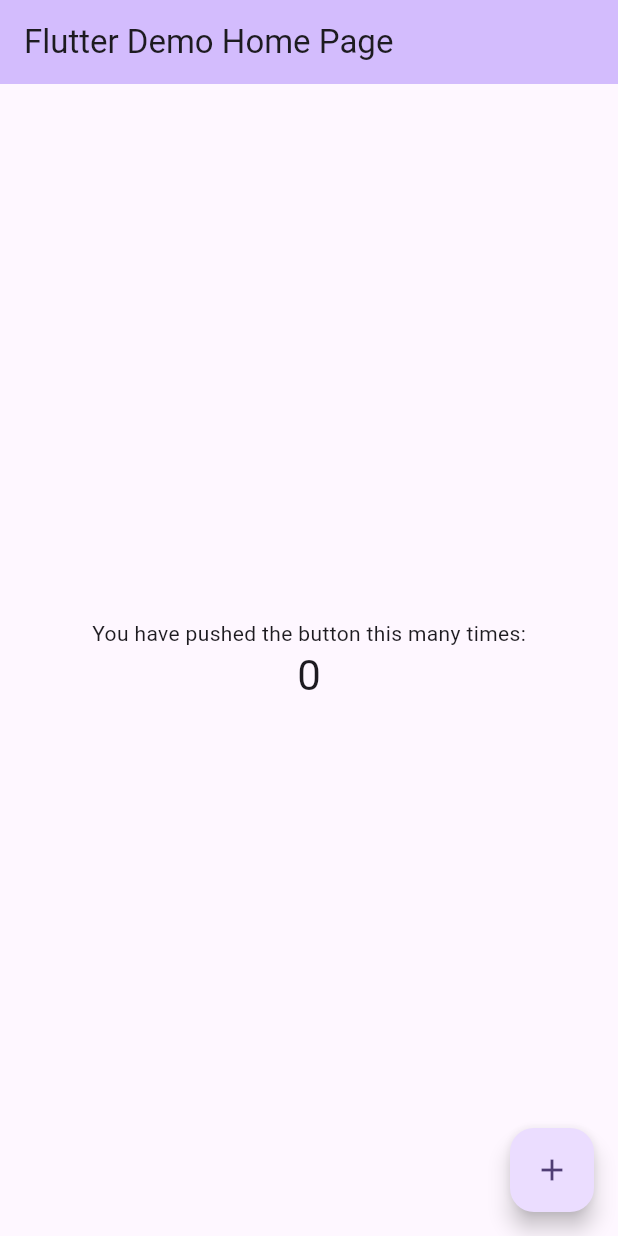
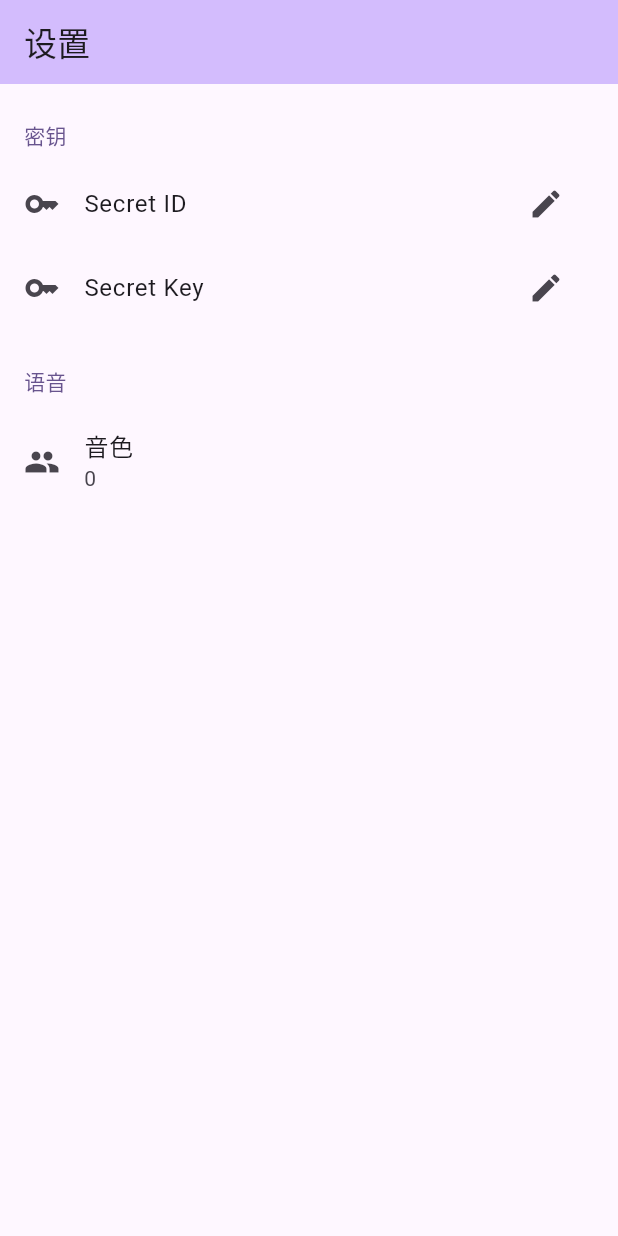
Before and after one commit to lomirus/tencent-cloud-tts-server, a Flutter app: the screen it shows after launch, on a phone screen of 412 x 824 dp. Run offline on Flutter 3.47's test engine with Material 3 defaults, Android fonts, the phone set to English and light mode, and no system bars; our stand-ins replace shared_preferences; missing offline and left inert: prompt_dialog.

Commit message:
feat: basic ui layout

```diff
--- a/lib/main.dart
+++ b/lib/main.dart
@@ -1,51 +1,40 @@
 import 'package:flutter/material.dart';
+import 'package:provider/provider.dart';
+import 'package:tencent_cloud_tts_server/utils/store.dart';
+import 'package:prompt_dialog/prompt_dialog.dart';
 
-void main() {
-  runApp(const MyApp());
+import 'widgets/list_group_title.dart';
+
+void main() async {
+  WidgetsFlutterBinding.ensureInitialized();
+
+  final initialSettings = await SettingsProvider.init();
+
+  runApp(
+    ChangeNotifierProvider(
+      create: (_) => initialSettings,
+      child: const MyApp(),
+    ),
+  );
 }
 
 class MyApp extends StatelessWidget {
   const MyApp({super.key});
 
-  // This widget is the root of your application.
   @override
   Widget build(BuildContext context) {
     return MaterialApp(
-      title: 'Flutter Demo',
+      title: '腾讯云 TTS 服务',
       theme: ThemeData(
-        // This is the theme of your application.
-        //
-        // TRY THIS: Try running your application with "flutter run". You'll see
-        // the application has a purple toolbar. Then, without quitting the app,
-        // try changing the seedColor in the colorScheme below to Colors.green
-        // and then invoke "hot reload" (save your changes or press the "hot
-        // reload" button in a Flutter-supported IDE, or press "r" if you used
-        // the command line to start the app).
-        //
-        // Notice that the counter didn't reset back to zero; the application
-        // state is not lost during the reload. To reset the state, use hot
-        // restart instead.
-        //
-        // This works for code too, not just values: Most code changes can be
-        // tested with just a hot reload.
         colorScheme: ColorScheme.fromSeed(seedColor: Colors.deepPurple),
       ),
-      home: const MyHomePage(title: 'Flutter Demo Home Page'),
+      home: const MyHomePage(title: '设置'),
     );
   }
 }
 
 class MyHomePage extends StatefulWidget {
   const MyHomePage({super.key, required this.title});
-
-  // This widget is the home page of your application. It is stateful, meaning
-  // that it has a State object (defined below) that contains fields that affect
-  // how it looks.
-
-  // This class is the configuration for the state. It holds the values (in this
-  // case the title) provided by the parent (in this case the App widget) and
-  // used by the build method of the State. Fields in a Widget subclass are
-  // always marked "final".
 
   final String title;
 
@@ -54,69 +43,87 @@ class MyHomePage extends StatefulWidget {
 }
 
 class _MyHomePageState extends State<MyHomePage> {
-  int _counter = 0;
-
-  void _incrementCounter() {
-    setState(() {
-      // This call to setState tells the Flutter framework that something has
-      // changed in this State, which causes it to rerun the build method below
-      // so that the display can reflect the updated values. If we changed
-      // _counter without calling setState(), then the build method would not be
-      // called again, and so nothing would appear to happen.
-      _counter++;
-    });
-  }
-
   @override
   Widget build(BuildContext context) {
-    // This method is rerun every time setState is called, for instance as done
-    // by the _incrementCounter method above.
-    //
-    // The Flutter framework has been optimized to make rerunning build methods
-    // fast, so that you can just rebuild anything that needs updating rather
-    // than having to individually change instances of widgets.
     return Scaffold(
       appBar: AppBar(
-        // TRY THIS: Try changing the color here to a specific color (to
-        // Colors.amber, perhaps?) and trigger a hot reload to see the AppBar
-        // change color while the other colors stay the same.
         backgroundColor: Theme.of(context).colorScheme.inversePrimary,
-        // Here we take the value from the MyHomePage object that was created by
-        // the App.build method, and use it to set our appbar title.
         title: Text(widget.title),
       ),
-      body: Center(
-        // Center is a layout widget. It takes a single child and positions it
-        // in the middle of the parent.
-        child: Column(
-          // Column is also a layout widget. It takes a list of children and
-          // arranges them vertically. By default, it sizes itself to fit its
-          // children horizontally, and tries to be as tall as its parent.
-          //
-          // Column has various properties to control how it sizes itself and
-          // how it positions its children. Here we use mainAxisAlignment to
-          // center the children vertically; the main axis here is the vertical
-          // axis because Columns are vertical (the cross axis would be
-          // horizontal).
-          //
-          // TRY THIS: Invoke "debug painting" (choose the "Toggle Debug Paint"
-          // action in the IDE, or press "p" in the console), to see the
-          // wireframe for each widget.
-          mainAxisAlignment: MainAxisAlignment.center,
-          children: <Widget>[
-            const Text('You have pushed the button this many times:'),
-            Text(
-              '$_counter',
-              style: Theme.of(context).textTheme.headlineMedium,
+      body: Consumer<SettingsProvider>(
+        builder: (context, settings, child) => Column(
+          crossAxisAlignment: CrossAxisAlignment.start,
+          children: [
+            const ListGroupTitle("密钥"),
+            ListTile(
+              leading: const Icon(Icons.key),
+              title: const Text("Secret ID"),
+              subtitle: settings.secretId == ""
+                  ? null
+                  : Text(
+                      settings.secretId,
+                      style: TextStyle(
+                        color: Theme.of(context).colorScheme.onSurfaceVariant,
+                      ),
+                    ),
+              trailing: IconButton(
+                onPressed: () async {
+                  final newSecretId = await prompt(
+                    context,
+                    title: Text("新 Secret ID"),
+                    initialValue: settings.secretId,
+                  );
+                  settings.secretId = newSecretId ?? "";
+                },
+                icon: Icon(Icons.edit),
+              ),
+            ),
+            ListTile(
+              leading: const Icon(Icons.key),
+              title: const Text("Secret Key"),
+              subtitle: settings.secretKey == ""
+                  ? null
+                  : Text(
+                      settings.secretKey,
+                      style: TextStyle(
+                        color: Theme.of(context).colorScheme.onSurfaceVariant,
+                      ),
+                    ),
+              trailing: IconButton(
+                onPressed: () async {
+                  final newSecretKey = await prompt(
+                    context,
+                    title: Text("新 Secret Key"),
+                    initialValue: settings.secretKey,
+                  );
+                  settings.secretKey = newSecretKey ?? "";
+                },
+                icon: Icon(Icons.edit),
+              ),
+            ),
+            const ListGroupTitle("语音"),
+            PopupMenuButton(
+              initialValue: settings.voiceType,
+              onSelected: (int id) => settings.voiceType = id,
+              offset: const Offset(1, 0),
+              itemBuilder: (BuildContext context) => <PopupMenuEntry<int>>[
+                const PopupMenuItem(value: 1001, child: Text('1001')),
+                const PopupMenuItem(value: 1004, child: Text('1004')),
+              ],
+              child: ListTile(
+                leading: const Icon(Icons.people),
+                title: const Text("音色"),
+                subtitle: Text(
+                  settings.voiceType.toString(),
+                  style: TextStyle(
+                    color: Theme.of(context).colorScheme.onSurfaceVariant,
+                  ),
+                ),
+              ),
             ),
           ],
         ),
       ),
-      floatingActionButton: FloatingActionButton(
-        onPressed: _incrementCounter,
-        tooltip: 'Increment',
-        child: const Icon(Icons.add),
-      ), // This trailing comma makes auto-formatting nicer for build methods.
     );
   }
 }
--- /dev/null
+++ b/lib/utils/store.dart
@@ -0,0 +1,60 @@
+import 'package:flutter/widgets.dart';
+import 'package:shared_preferences/shared_preferences.dart';
+
+class SettingsProvider extends ChangeNotifier {
+  static const String _keySecretId = 'secretId';
+  static const String _keySecretKey = 'secretKey';
+  static const String _keyVoiceType = 'voiceType';
+
+  String _secretId;
+  String _secretKey;
+  int _voiceType;
+
+  String get secretId => _secretId;
+  String get secretKey => _secretKey;
+  int get voiceType => _voiceType;
+
+  set secretId(String newSecretId) {
+    _secretId = newSecretId;
+    notifyListeners();
+    SharedPreferences.getInstance().then((prefs) {
+      prefs.setString(_keySecretId, newSecretId);
+    });
+  }
+
+  set secretKey(String newSecretKey) {
+    _secretKey = newSecretKey;
+    notifyListeners();
+    SharedPreferences.getInstance().then((prefs) {
+      prefs.setString(_keySecretKey, newSecretKey);
+    });
+  }
+
+  set voiceType(int newVoiceType) {
+    _voiceType = newVoiceType;
+    notifyListeners();
+    SharedPreferences.getInstance().then((prefs) {
+      prefs.setInt(_keyVoiceType, newVoiceType);
+    });
+  }
+
+  SettingsProvider({
+    required String secretId,
+    required String secretKey,
+    required int voiceType,
+  }) : _secretId = secretId,
+       _secretKey = secretKey,
+       _voiceType = voiceType;
+
+  static Future<SettingsProvider> init() async {
+    final prefs = await SharedPreferences.getInstance();
+    final secretId = prefs.getString(_keySecretId) ?? "";
+    final secretKey = prefs.getString(_keySecretKey) ?? "";
+    final voiceType = prefs.getInt(_keyVoiceType) ?? 0;
+    return SettingsProvider(
+      secretId: secretId,
+      secretKey: secretKey,
+      voiceType: voiceType,
+    );
+  }
+}
--- /dev/null
+++ b/lib/widgets/list_group_title.dart
@@ -0,0 +1,24 @@
+import 'package:flutter/material.dart';
+
+class ListGroupTitle extends StatelessWidget {
+  final String title;
+  final Widget? trailing;
+  const ListGroupTitle(this.title, {this.trailing, super.key});
+
+  @override
+  Widget build(BuildContext context) {
+    return Container(
+      padding: const EdgeInsets.fromLTRB(16, 24, 0, 8),
+      child: Row(
+        mainAxisAlignment: MainAxisAlignment.spaceBetween,
+        children: [
+          Text(
+            title,
+            style: TextStyle(color: Theme.of(context).colorScheme.primary),
+          ),
+          trailing == null ? Container() : trailing!,
+        ],
+      ),
+    );
+  }
+}
--- a/pubspec.yaml
+++ b/pubspec.yaml
@@ -30,6 +30,9 @@ environment:
 dependencies:
   flutter:
     sdk: flutter
+  prompt_dialog: ^1.0.17
+  provider: ^6.1.5
+  shared_preferences: ^2.5.3
 
 dev_dependencies:
   flutter_test:
```
Also changed, not shown: pubspec.lock.
